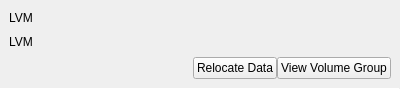
First picture: the form in application/diskPanes/lvmdiskpane.ui, repository theCheeseboard/theFrisbee, before the edit.
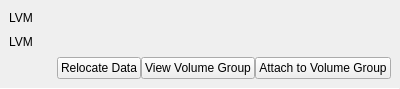
Second picture: the form after the edit. Icons and pictures are not drawn. Custom widgets are drawn as their Qt base class.

Commit message: Add option to attach VG

Diff of the .ui file:
```diff
--- a/application/diskPanes/lvmdiskpane.ui
+++ b/application/diskPanes/lvmdiskpane.ui
@@ -95,6 +95,16 @@
          </property>
         </widget>
        </item>
+       <item>
+        <widget class="QPushButton" name="attachVgButton">
+         <property name="text">
+          <string>Attach to Volume Group</string>
+         </property>
+         <property name="icon">
+          <iconset theme="list-add"/>
+         </property>
+        </widget>
+       </item>
       </layout>
      </item>
     </layout>
```
Left out of the diff: 3 changed lines with no effect on the pictures. The commit also changes 10 other files.
